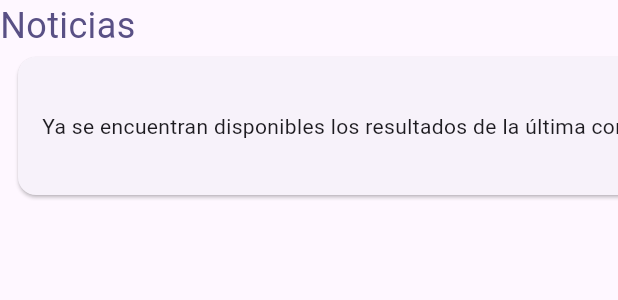
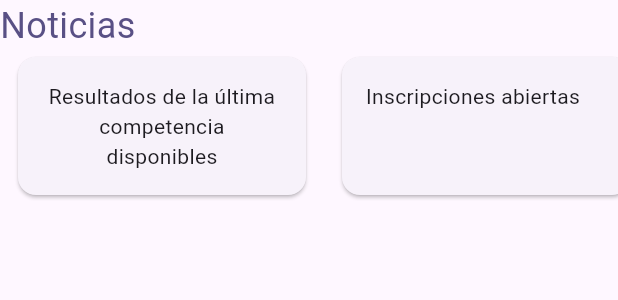
Before and after one commit to Fausto-Briones/OIEC-Project, a Flutter app: the _News widget shown alone on an empty page, opened directly, on a phone screen of 412 x 824 dp. Shown: the top 300 px of the screen. Run offline on Flutter 3.47's test engine with Material 3 defaults, Android fonts, the phone set to English and light mode, and no system bars; our stand-ins replace email_validator, firebase_auth, firebase_core, flutter_svg; accounts and stored records are empty; network calls fail; project files that could hold a hidden picture were left out.

Commit message:
Home Screen News added

```diff
--- a/oiec_app/lib/components/newsHomeComponent.dart
+++ b/oiec_app/lib/components/newsHomeComponent.dart
@@ -10,15 +10,24 @@ class Newshomecomponent extends StatelessWidget {
 
   @override
   Widget build(BuildContext context) {
-    return Card(
+    return Padding(
+                padding: const EdgeInsets.symmetric(horizontal: 8.0), child: SizedBox(
+      width: 200,
+      child: Card(
       child: Padding(
         padding: const EdgeInsets.all(16.0),
-        child: Row(
+        child: Column(
+          crossAxisAlignment: CrossAxisAlignment.start,
           children: [
-             Text(noticia)
+             Text(
+              noticia,
+              maxLines: 4,
+              overflow: TextOverflow.ellipsis,
+              textAlign: TextAlign.center
+              )
           ],
         ),
       ),
-    );
+    )));
   }
 }
--- a/oiec_app/lib/screens/homeScreen.dart
+++ b/oiec_app/lib/screens/homeScreen.dart
@@ -1,3 +1,5 @@
+import 'dart:async';
+
 import 'package:flutter/cupertino.dart';
 import 'package:flutter/material.dart';
 import 'package:oiec_app/components/MainLayout.dart';
@@ -39,7 +41,45 @@ class _HomeContent extends StatelessWidget {
   }
 }
 
-class _News extends StatelessWidget{
+class _News extends StatefulWidget{
+
+    @override
+  _NewsState createState() => _NewsState();
+}
+
+class _NewsState extends State<_News> {
+  final ScrollController _scrollController = ScrollController();
+  late Timer _timer;
+  double _scrollPosition = 0.0;
+
+  @override
+  void initState() {
+    super.initState();
+    _timer = Timer.periodic(Duration(milliseconds: 100), (timer) {
+      _autoScroll();
+    });
+  }
+
+  void _autoScroll() {
+    setState(() {
+      _scrollPosition += 2.0;
+      if (_scrollPosition >= _scrollController.position.maxScrollExtent) {
+        _scrollPosition = 0.0;
+      }
+      _scrollController.animateTo(
+        _scrollPosition,
+        duration: Duration(milliseconds: 100),
+        curve: Curves.linear,
+      );
+    });
+  }
+
+  @override
+  void dispose() {
+    _timer.cancel();
+    _scrollController.dispose();
+    super.dispose();
+  }
 
   @override
   Widget build(BuildContext context) {
@@ -51,16 +91,21 @@ class _News extends StatelessWidget{
          SizedBox(
           height: 100,
           child: ListView(
+            controller: _scrollController,
             scrollDirection: Axis.horizontal,
             children: [
-              Padding(
-                padding: const EdgeInsets.symmetric(horizontal: 8.0), // Adjust horizontal padding
-                child: Newshomecomponent(
+                Newshomecomponent(
                   noticia:
-                      "Ya se encuentran disponibles los resultados de la última competencia",
+                      "Resultados de la última competencia disponibles",
                 ),
-              ),
-
+                Newshomecomponent(
+                  noticia:
+                      "Inscripciones abiertas",
+                ),
+                Newshomecomponent(
+                  noticia:
+                      "Fecha de premiación anunciada",
+                ),
             ],
           ),
         ),
```
